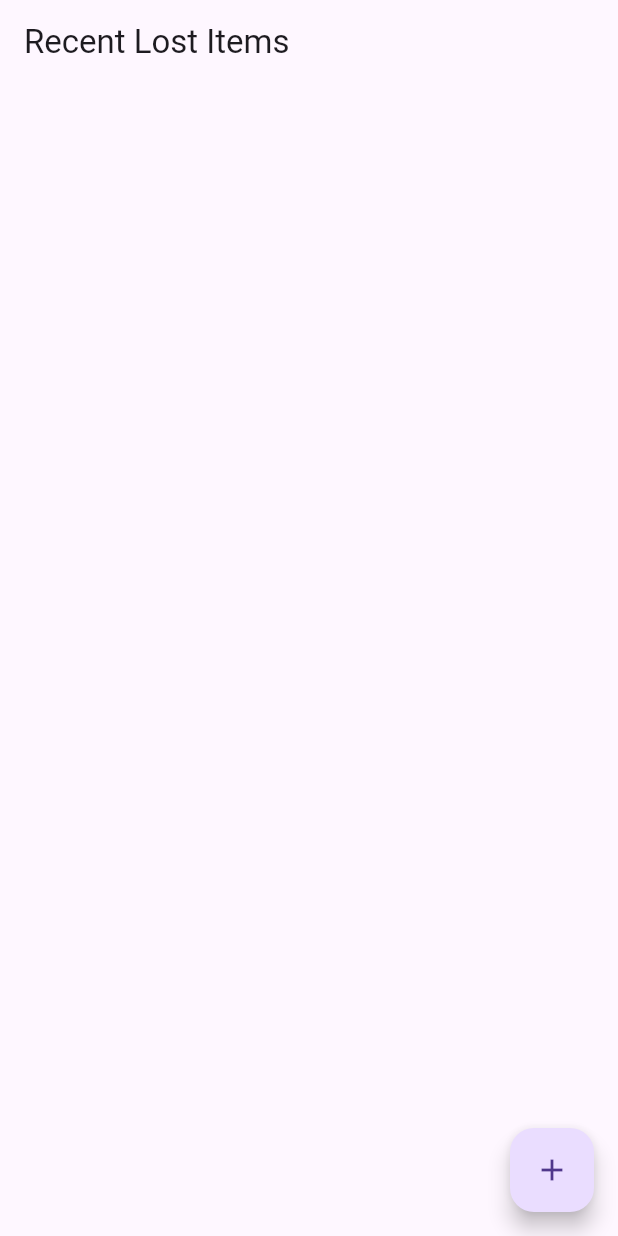
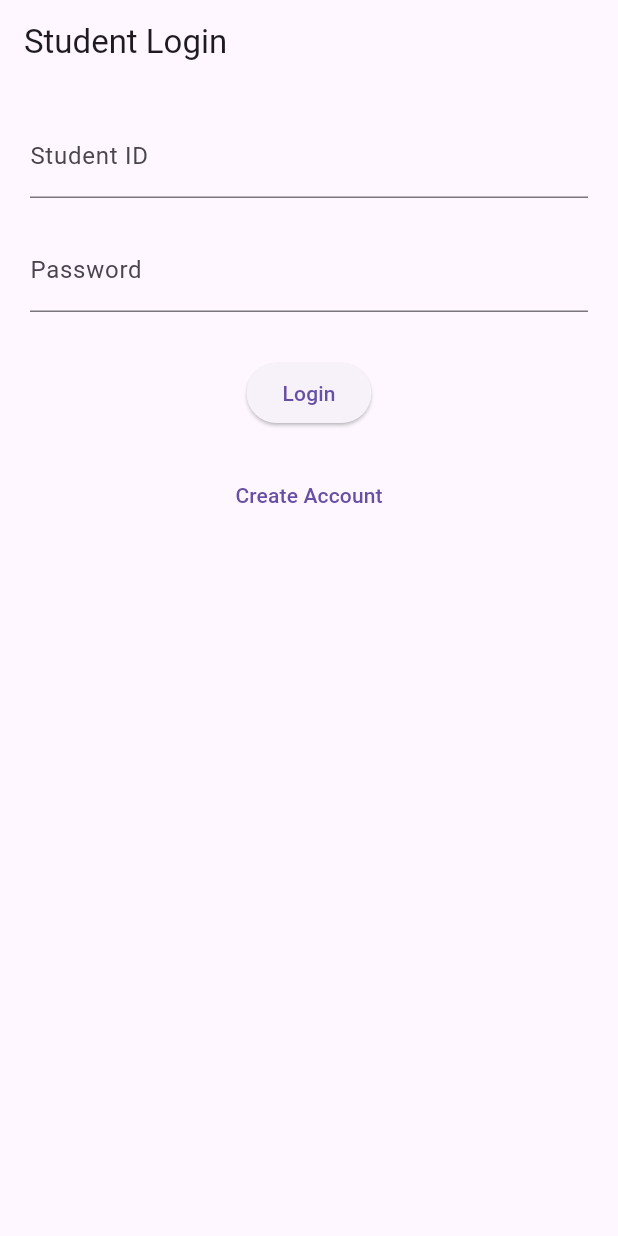
Before and after one commit to Taniishk727/FoundIt, a Flutter app: the screen it shows after launch, on a phone screen of 412 x 824 dp. Run offline on Flutter 3.47's test engine with Material 3 defaults, Android fonts, the phone set to English and light mode, and no system bars; our stand-ins replace cloud_firestore, firebase_auth, firebase_core; accounts and stored records are empty.

Commit message:
Add Firebase authentication with student ID login and registration screens

```diff
--- a/lib/main.dart
+++ b/lib/main.dart
@@ -4,6 +4,7 @@ import 'firebase_options.dart';
 import 'package:cloud_firestore/cloud_firestore.dart';
 import 'screens/report_lost_items.dart';
 import 'screens/view_lost_items.dart';
+import 'screens/auth/login_screen.dart';
 
 void main() async {
   WidgetsFlutterBinding.ensureInitialized();
@@ -28,24 +29,7 @@ class MyApp extends StatelessWidget {
   Widget build(BuildContext context) {
     return MaterialApp(
       title: 'Lost & Found',
-      home: const ViewLostItems(),
-        // This is the theme of your application.
-        //
-        // TRY THIS: Try running your application with "flutter run". You'll see
-        // the application has a purple toolbar. Then, without quitting the app,
-        // try changing the seedColor in the colorScheme below to Colors.green
-        // and then invoke "hot reload" (save your changes or press the "hot
-        // reload" button in a Flutter-supported IDE, or press "r" if you used
-        // the command line to start the app).
-        //
-        // Notice that the counter didn't reset back to zero; the application
-        // state is not lost during the reload. To reset the state, use hot
-        // restart instead.
-        //
-        // This works for code too, not just values: Most code changes can be
-        // tested with just a hot reload.
-        //colorScheme: .fromSeed(seedColor: Colors.deepPurple),
-
+      home: LoginScreen(),
     );
   }
 }
--- /dev/null
+++ b/lib/screens/auth/login_screen.dart
@@ -0,0 +1,103 @@
+import 'package:flutter/material.dart';
+import 'register_screen.dart';
+import 'package:firebase_auth/firebase_auth.dart';
+import 'package:lost_found_app/screens/view_lost_items.dart';
+
+class LoginScreen extends StatelessWidget {
+  LoginScreen({super.key});
+
+  final TextEditingController studentIdController = TextEditingController();
+  final TextEditingController passwordController = TextEditingController();
+
+  bool isValidStudentId(String id) {
+  final regex = RegExp(r'^SF\d{2}IT\d{3}$');
+  return regex.hasMatch(id);
+   }
+
+
+  Future<void> loginUser(BuildContext context) async {
+  String studentId = studentIdController.text.trim();
+  String password = passwordController.text.trim();
+
+  if (!isValidStudentId(studentId)) {
+    ScaffoldMessenger.of(context).showSnackBar(
+      const SnackBar(content: Text("Invalid Student ID format")),
+    );
+    return;
+  }
+
+  String email = "${studentId.toLowerCase()}@campus.local";
+
+  try {
+    await FirebaseAuth.instance.signInWithEmailAndPassword(
+      email: email,
+      password: password,
+    );
+
+    Navigator.pushReplacement(
+      context,
+      MaterialPageRoute(builder: (context) => ViewLostItems()),
+    );
+
+  } catch (e) {
+    ScaffoldMessenger.of(context).showSnackBar(
+      const SnackBar(content: Text("Login failed")),
+    );
+  }
+}
+
+
+  @override
+  Widget build(BuildContext context) {
+    return Scaffold(
+      appBar: AppBar(title: const Text("Student Login")),
+      body: Padding(
+        padding: const EdgeInsets.all(20),
+        child: Column(
+          children: [
+
+            TextField(
+              controller: studentIdController,
+              decoration: const InputDecoration(
+                labelText: "Student ID",
+                hintText: "SF24IT253",
+              ),
+            ),
+
+            const SizedBox(height: 20),
+
+            TextField(
+              controller: passwordController,
+              obscureText: true,
+              decoration: const InputDecoration(
+                labelText: "Password",
+              ),
+            ),
+
+            const SizedBox(height: 30),
+
+            ElevatedButton(
+                onPressed: () {
+                loginUser(context);
+                },
+               child: const Text("Login"),
+            ),
+            const SizedBox(height: 20),
+
+            TextButton(
+              onPressed: () {
+                Navigator.push(
+                  context,
+                  MaterialPageRoute(
+                    builder: (context) => RegisterScreen(),
+                  ),
+                );
+              },
+              child: const Text("Create Account"),
+            )
+          ],
+        ),
+      ),
+    );
+  }
+}
--- a/lib/screens/view_lost_items.dart
+++ b/lib/screens/view_lost_items.dart
@@ -20,10 +20,6 @@ class ViewLostItems extends StatelessWidget {
           if (snapshot.connectionState == ConnectionState.waiting) {
               return Center(child: CircularProgressIndicator());
             }
-          // if (!snapshot.hasData) {
-          //       return const Center(child: Text("No items found"));
-          //   }
-
 
           final items = snapshot.data!.docs;
 
```
Also changed, not shown: lib/screens/auth/register_screen.dart (added, +92 -0 lines).
